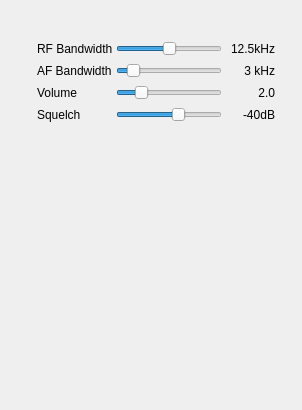
f4exb/sdrangel, file plugins/channel/nfm/nfmdemodgui.ui: the form before one commit.
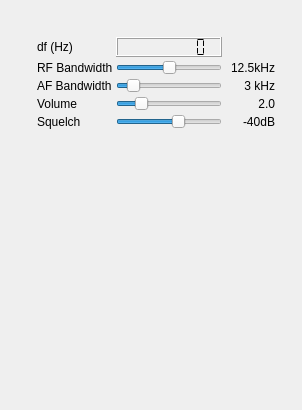
The form after the commit. Custom widgets are drawn as their Qt base class.

Commit message: Display delta frequency from center in NFM demod GUI

Diff of the .ui file:
```diff
--- a/plugins/channel/nfm/nfmdemodgui.ui
+++ b/plugins/channel/nfm/nfmdemodgui.ui
@@ -32,14 +32,14 @@
     <property name="spacing">
      <number>3</number>
     </property>
-    <item row="0" column="0">
+    <item row="1" column="0">
      <widget class="QLabel" name="label">
       <property name="text">
        <string>RF Bandwidth</string>
       </property>
      </widget>
     </item>
-    <item row="0" column="1">
+    <item row="1" column="1">
      <widget class="QSlider" name="rfBW">
       <property name="maximum">
        <number>8</number>
@@ -55,7 +55,7 @@
       </property>
      </widget>
     </item>
-    <item row="0" column="2">
+    <item row="1" column="2">
      <widget class="QLabel" name="rfBWText">
       <property name="minimumSize">
        <size>
@@ -71,14 +71,14 @@
       </property>
      </widget>
     </item>
-    <item row="1" column="0">
+    <item row="2" column="0">
      <widget class="QLabel" name="label_2">
       <property name="text">
        <string>AF Bandwidth</string>
       </property>
      </widget>
     </item>
-    <item row="1" column="1">
+    <item row="2" column="1">
      <widget class="QSlider" name="afBW">
       <property name="minimum">
        <number>1</number>
@@ -97,44 +97,15 @@
       </property>
      </widget>
     </item>
-    <item row="1" column="2">
-     <widget class="QLabel" name="afBWText">
-      <property name="minimumSize">
-       <size>
-        <width>50</width>
-        <height>0</height>
-       </size>
-      </property>
-      <property name="text">
-       <string>3 kHz</string>
-      </property>
-      <property name="alignment">
-       <set>Qt::AlignRight|Qt::AlignTrailing|Qt::AlignVCenter</set>
-      </property>
-     </widget>
-    </item>
-    <item row="2" column="0">
+    <item row="3" column="0">
      <widget class="QLabel" name="label_3">
       <property name="text">
        <string>Volume</string>
       </property>
      </widget>
     </item>
-    <item row="2" column="1">
-     <widget class="QSlider" name="volume">
-      <property name="maximum">
-       <number>100</number>
-      </property>
-      <property name="value">
-       <number>20</number>
-      </property>
-      <property name="orientation">
-       <enum>Qt::Horizontal</enum>
-      </property>
-     </widget>
-    </item>
     <item row="2" column="2">
-     <widget class="QLabel" name="volumeText">
+     <widget class="QLabel" name="afBWText">
       <property name="minimumSize">
        <size>
         <width>50</width>
@@ -142,14 +113,14 @@
        </size>
       </property>
       <property name="text">
-       <string>2.0</string>
+       <string>3 kHz</string>
       </property>
       <property name="alignment">
        <set>Qt::AlignRight|Qt::AlignTrailing|Qt::AlignVCenter</set>
       </property>
      </widget>
     </item>
-    <item row="3" column="0">
+    <item row="4" column="0">
      <widget class="QLabel" name="label_4">
       <property name="text">
        <string>Squelch</string>
@@ -157,6 +128,35 @@
      </widget>
     </item>
     <item row="3" column="1">
+     <widget class="QSlider" name="volume">
+      <property name="maximum">
+       <number>100</number>
+      </property>
+      <property name="value">
+       <number>20</number>
+      </property>
+      <property name="orientation">
+       <enum>Qt::Horizontal</enum>
+      </property>
+     </widget>
+    </item>
+    <item row="3" column="2">
+     <widget class="QLabel" name="volumeText">
+      <property name="minimumSize">
+       <size>
+        <width>50</width>
+        <height>0</height>
+       </size>
+      </property>
+      <property name="text">
+       <string>2.0</string>
+      </property>
+      <property name="alignment">
+       <set>Qt::AlignRight|Qt::AlignTrailing|Qt::AlignVCenter</set>
+      </property>
+     </widget>
+    </item>
+    <item row="4" column="1">
      <widget class="QSlider" name="squelch">
       <property name="minimum">
        <number>-100</number>
@@ -172,7 +172,7 @@
       </property>
      </widget>
     </item>
-    <item row="3" column="2">
+    <item row="4" column="2">
      <widget class="QLabel" name="squelchText">
       <property name="minimumSize">
        <size>
@@ -188,6 +188,29 @@
       </property>
      </widget>
     </item>
+    <item row="0" column="0">
+     <widget class="QLabel" name="flabel">
+      <property name="text">
+       <string>df (Hz)</string>
+      </property>
+     </widget>
+    </item>
+    <item row="0" column="1">
+     <widget class="QLCDNumber" name="fcenter">
+      <property name="toolTip">
+       <string>&lt;html&gt;&lt;head/&gt;&lt;body&gt;&lt;p&gt;Frequency shift from center frequency&lt;/p&gt;&lt;/body&gt;&lt;/html&gt;</string>
+      </property>
+      <property name="smallDecimalPoint">
+       <bool>true</bool>
+      </property>
+      <property name="digitCount">
+       <number>7</number>
+      </property>
+      <property name="segmentStyle">
+       <enum>QLCDNumber::Flat</enum>
+      </property>
+     </widget>
+    </item>
    </layout>
   </widget>
   <widget class="QWidget" name="spectrumContainer" native="true">
```
Left out of the diff: 31 changed lines with no effect on the pictures. The commit also changes 1 other file.
